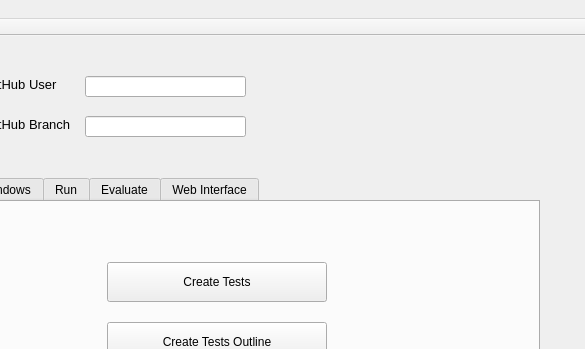
The window that tools/nitpick/ui/Nitpick.ui (vircadia/vircadia-native-core) describes before a commit, drawn with Qt 5; both pictures show x 135 to 720 and y 0 to 349 of the 720 by 870 pixel window.
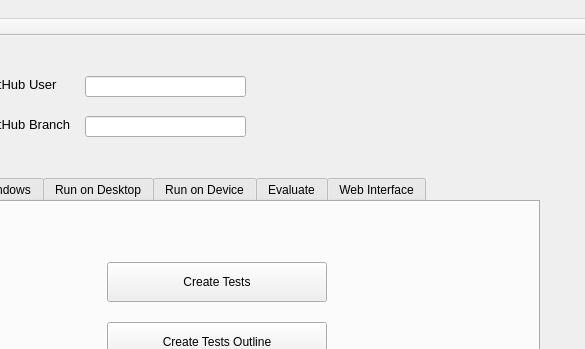
The same window after the commit. The open tabs and pages were chosen to show the change.

Commit message: Added tab for Mobile testing.

The edit to the form file:
```diff
--- a/tools/nitpick/ui/Nitpick.ui
+++ b/tools/nitpick/ui/Nitpick.ui
@@ -187,7 +187,7 @@
     </widget>
     <widget class="QWidget" name="tab">
      <attribute name="title">
-      <string>Run</string>
+      <string>Run on Desktop</string>
      </attribute>
      <widget class="QPushButton" name="runNowButton">
       <property name="enabled">
@@ -547,6 +547,11 @@
       </property>
      </widget>
     </widget>
+    <widget class="QWidget" name="tab_5">
+     <attribute name="title">
+      <string>Run on Device</string>
+     </attribute>
+    </widget>
     <widget class="QWidget" name="tab_2">
      <attribute name="title">
       <string>Evaluate</string>
```
Left out of the diff: 2 changed lines with no effect on the pictures. The commit also changes 1 other file.
